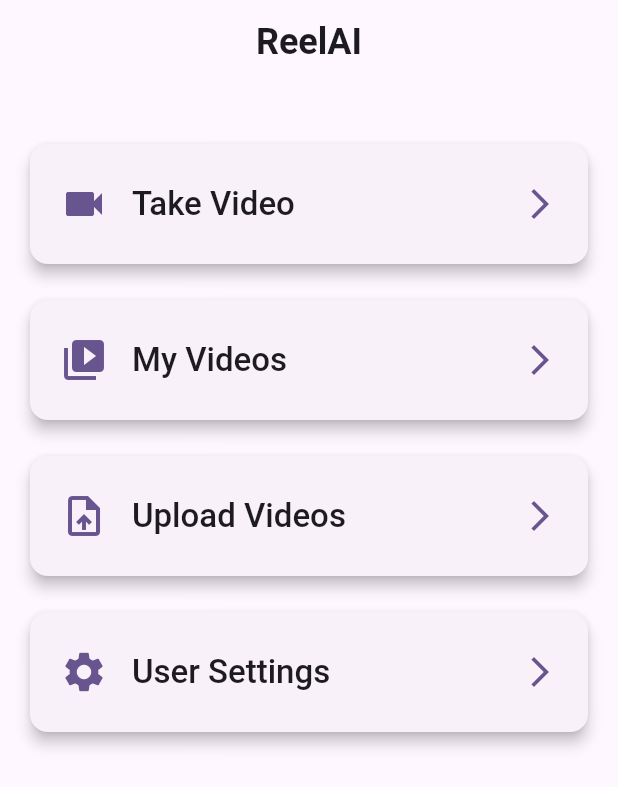
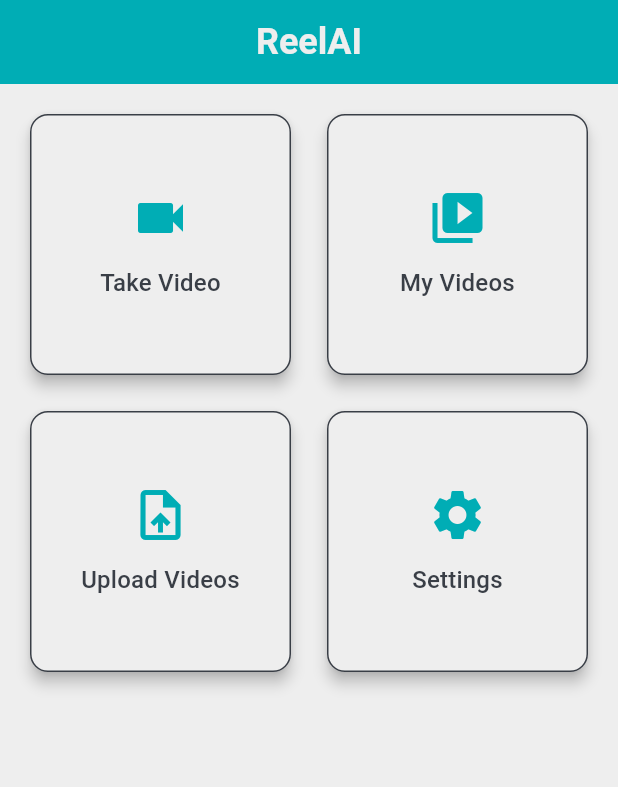
Before and after one commit to spginebaugh/ReelAI, a Flutter app: the HomeScreen screen opened by its route, on a phone screen of 412 x 824 dp. Shown: the top 787 px of the screen. Run offline on Flutter 3.47's test engine with Material 3 defaults, Android fonts, the light colour scheme and no system bars; our stand-ins replace camera, chewie, cloud_firestore, device_info_plus, file_picker, firebase_auth and 10 more; missing offline and left inert: firebase_app_check; accounts and stored records are empty; generated files the repository leaves out were written again.

Commit message:
updated theming

```diff
--- a/lib/main.dart
+++ b/lib/main.dart
@@ -3,9 +3,8 @@
 import 'package:flutter_riverpod/flutter_riverpod.dart';
 import 'package:flutter/services.dart';
 import 'package:reel_ai/router/app_router.dart';
-import 'package:reel_ai/screens/login_screen.dart';
-import 'package:reel_ai/state/auth_provider.dart';
 import 'package:firebase_app_check/firebase_app_check.dart';
+import 'package:reel_ai/utils/app_theme.dart';
 
 void main() async {
   WidgetsFlutterBinding.ensureInitialized();
@@ -33,14 +32,11 @@
   @override
   Widget build(BuildContext context, WidgetRef ref) {
     final router = ref.watch(appRouterProvider);
-    final authState = ref.watch(authStateProvider);
 
     return MaterialApp.router(
       title: 'Reel AI',
-      theme: ThemeData(
-        colorScheme: ColorScheme.fromSeed(seedColor: Colors.deepPurple),
-        useMaterial3: true,
-      ),
+      theme: AppTheme.lightTheme,
+      themeMode: ThemeMode.light, // Force light mode
       routerConfig: router,
     );
   }
--- a/lib/models/user.dart
+++ b/lib/models/user.dart
@@ -1,11 +1,19 @@
 import 'package:freezed_annotation/freezed_annotation.dart';
 import 'package:cloud_firestore/cloud_firestore.dart';
+import 'package:json_annotation/json_annotation.dart';
 
 part 'user.freezed.dart';
 part 'user.g.dart';
 
-DateTime _timestampFromJson(Timestamp timestamp) => timestamp.toDate();
-Timestamp _timestampToJson(DateTime dateTime) => Timestamp.fromDate(dateTime);
+class TimestampConverter implements JsonConverter<DateTime, Timestamp> {
+  const TimestampConverter();
+
+  @override
+  DateTime fromJson(Timestamp timestamp) => timestamp.toDate();
+
+  @override
+  Timestamp toJson(DateTime date) => Timestamp.fromDate(date);
+}
 
 @freezed
 class User with _$User {
@@ -18,12 +26,8 @@
     String? profileThumbnailUrl,
     @Default(false) bool isDeleted,
     String? deletedAt,
-    @JsonKey(
-      fromJson: _timestampFromJson,
-      toJson: _timestampToJson,
-    )
-    required DateTime createdAt,
-    DateTime? updatedAt,
+    @TimestampConverter() required DateTime createdAt,
+    @TimestampConverter() DateTime? updatedAt,
   }) = _User;
 
   factory User.fromJson(Map<String, dynamic> json) => _$UserFromJson(json);
--- a/lib/models/video.dart
+++ b/lib/models/video.dart
@@ -1,8 +1,19 @@
 import 'package:freezed_annotation/freezed_annotation.dart';
 import 'package:cloud_firestore/cloud_firestore.dart';
+import 'package:json_annotation/json_annotation.dart';
 
 part 'video.freezed.dart';
 part 'video.g.dart';
+
+class TimestampConverter implements JsonConverter<DateTime, Timestamp> {
+  const TimestampConverter();
+
+  @override
+  DateTime fromJson(Timestamp timestamp) => timestamp.toDate();
+
+  @override
+  Timestamp toJson(DateTime date) => Timestamp.fromDate(date);
+}
 
 @freezed
 class Video with _$Video {
@@ -15,11 +26,7 @@
     String? description,
     required String videoUrl,
     String? thumbnailUrl,
-    @JsonKey(
-      fromJson: Video._timestampFromJson,
-      toJson: Video._timestampToJson,
-    )
-    required DateTime uploadTime,
+    @TimestampConverter() required DateTime uploadTime,
     @Default('public') String privacy,
     @Default(0) int likesCount,
     @Default(0) int commentsCount,
@@ -27,16 +34,4 @@
   }) = _Video;
 
   factory Video.fromJson(Map<String, dynamic> json) => _$VideoFromJson(json);
-
-  static DateTime _timestampFromJson(dynamic timestamp) {
-    if (timestamp is Timestamp) {
-      return timestamp.toDate();
-    } else if (timestamp is String) {
-      return DateTime.parse(timestamp);
-    }
-    throw Exception('Invalid timestamp format');
-  }
-
-  static dynamic _timestampToJson(DateTime dateTime) =>
-      Timestamp.fromDate(dateTime);
 }
--- a/lib/router/app_router.dart
+++ b/lib/router/app_router.dart
@@ -13,7 +13,6 @@
 import '../screens/upload_screen.dart';
 import '../screens/video_screen.dart';
 import '../state/auth_provider.dart';
-import '../state/video_provider.dart';
 import 'route_names.dart';
 import 'route_paths.dart';
 
@@ -84,7 +83,6 @@
         path: RoutePaths.video,
         name: RouteNames.video,
         builder: (context, state) {
-          final videoId = state.pathParameters['id']!;
           final videoUrl = state.extra as String?;
           if (videoUrl == null) {
             // If videoUrl is not provided in extra, fetch it using the ID
@@ -98,7 +96,6 @@
         path: RoutePaths.editVideo,
         name: RouteNames.editVideo,
         builder: (context, state) {
-          final videoId = state.pathParameters['id']!;
           final video = state.extra as Video?;
           if (video == null) {
             // If video is not provided in extra, fetch it using the ID
--- a/lib/screens/camera_screen.dart
+++ b/lib/screens/camera_screen.dart
@@ -6,13 +6,8 @@
 import 'package:flutter_hooks/flutter_hooks.dart';
 import 'package:hooks_riverpod/hooks_riverpod.dart';
 import '../services/permissions_service.dart';
-import '../state/video_provider.dart';
 import '../state/user_provider.dart';
-import '../models/video.dart';
-import '../screens/edit_video_screen.dart';
 import '../widgets/error_text.dart';
-import 'package:uuid/uuid.dart';
-import '../constants/assets.dart';
 import '../screens/uploading_screen.dart';
 
 class CameraScreen extends HookConsumerWidget {
--- a/lib/screens/home_screen.dart
+++ b/lib/screens/home_screen.dart
@@ -1,34 +1,16 @@
 import 'package:flutter/material.dart';
 import 'package:flutter_riverpod/flutter_riverpod.dart';
 import 'package:go_router/go_router.dart';
-import '../state/video_provider.dart';
-import '../widgets/video_card.dart';
-import '../models/video.dart';
 import '../router/route_names.dart';
-import '../router/route_paths.dart';
+import '../utils/app_theme.dart';
 
 class HomeScreen extends ConsumerWidget {
   const HomeScreen({super.key});
 
   @override
   Widget build(BuildContext context, WidgetRef ref) {
-    return Scaffold(
-      appBar: AppBar(
-        title: const Text(
-          'ReelAI',
-          style: TextStyle(
-            fontSize: 24,
-            fontWeight: FontWeight.bold,
-          ),
-        ),
-        centerTitle: true,
-      ),
-      body: Padding(
-        padding: const EdgeInsets.all(16.0),
-        child: Column(
-          children: [
-            const SizedBox(height: 20),
-            _MenuCard(
+    final menuItems = [
+      _MenuItem(
         title: 'Take Video',
         icon: Icons.videocam,
         onTap: () async {
@@ -42,33 +24,51 @@
           }
         },
       ),
-            const SizedBox(height: 16),
-            _MenuCard(
+      _MenuItem(
         title: 'My Videos',
         icon: Icons.video_library,
         onTap: () => context.pushNamed(RouteNames.myVideos),
       ),
-            const SizedBox(height: 16),
-            _MenuCard(
+      _MenuItem(
         title: 'Upload Videos',
         icon: Icons.upload_file,
         onTap: () => context.pushNamed(RouteNames.upload),
       ),
-            const SizedBox(height: 16),
-            _MenuCard(
-              title: 'User Settings',
+      _MenuItem(
+        title: 'Settings',
         icon: Icons.settings,
         onTap: () => context.pushNamed(RouteNames.settings),
       ),
-          ],
+    ];
+
+    return Scaffold(
+      appBar: AppBar(
+        title: const Text(
+          'ReelAI',
+          style: TextStyle(
+            fontSize: 24,
+            fontWeight: FontWeight.bold,
           ),
+        ),
+        centerTitle: true,
+      ),
+      body: GridView.builder(
+        padding: const EdgeInsets.all(16),
+        gridDelegate: const SliverGridDelegateWithFixedCrossAxisCount(
+          crossAxisCount: 2,
+          mainAxisSpacing: 16,
+          crossAxisSpacing: 16,
+          childAspectRatio: 1, // Square tiles
+        ),
+        itemCount: menuItems.length,
+        itemBuilder: (context, index) => _MenuCard(item: menuItems[index]),
       ),
     );
   }
 }
 
-class _MenuCard extends StatelessWidget {
-  const _MenuCard({
+class _MenuItem {
+  const _MenuItem({
     required this.title,
     required this.icon,
     required this.onTap,
@@ -77,43 +77,48 @@
   final String title;
   final IconData icon;
   final VoidCallback onTap;
+}
+
+class _MenuCard extends StatelessWidget {
+  const _MenuCard({
+    required this.item,
+  });
+
+  final _MenuItem item;
 
   @override
   Widget build(BuildContext context) {
     return Card(
       elevation: 4,
+      color: AppColors.lightBackground,
       shape: RoundedRectangleBorder(
         borderRadius: BorderRadius.circular(12),
+        side: BorderSide(
+          color: AppColors.surfaceColor,
+          width: 1,
+        ),
       ),
       child: InkWell(
-        onTap: onTap,
+        onTap: item.onTap,
         borderRadius: BorderRadius.circular(12),
-        child: Padding(
-          padding: const EdgeInsets.symmetric(
-            horizontal: 20,
-            vertical: 24,
-          ),
-          child: Row(
+        child: Column(
+          mainAxisAlignment: MainAxisAlignment.center,
           children: [
             Icon(
-                icon,
-                size: 32,
+              item.icon,
+              size: 40,
               color: Theme.of(context).primaryColor,
             ),
-              const SizedBox(width: 16),
+            const SizedBox(height: 12),
             Text(
-                title,
-                style: Theme.of(context).textTheme.titleLarge?.copyWith(
+              item.title,
+              style: Theme.of(context).textTheme.titleMedium?.copyWith(
                     fontWeight: FontWeight.w500,
+                    color: AppColors.surfaceColor,
                   ),
-              ),
-              const Spacer(),
-              Icon(
-                Icons.arrow_forward_ios,
-                color: Theme.of(context).primaryColor,
+              textAlign: TextAlign.center,
             ),
           ],
-          ),
         ),
       ),
     );
--- a/lib/screens/my_videos_screen.dart
+++ b/lib/screens/my_videos_screen.dart
@@ -28,6 +28,7 @@
             data: (videos) => videos.isEmpty
                 ? const Center(child: Text('No videos yet'))
                 : ListView.builder(
+                    padding: EdgeInsets.zero,
                     itemCount: videos.length,
                     itemBuilder: (context, index) =>
                         VideoCard(video: videos[index]),
--- a/lib/screens/settings_screen.dart
+++ b/lib/screens/settings_screen.dart
@@ -5,6 +5,7 @@
 import '../state/user_provider.dart';
 import '../state/auth_provider.dart';
 import '../widgets/error_text.dart';
+import '../utils/app_theme.dart';
 
 class SettingsScreen extends HookConsumerWidget {
   const SettingsScreen({super.key});
@@ -78,6 +79,14 @@
                   if (errorMessage.value != null)
                     ErrorText(message: errorMessage.value!),
                   Card(
+                    color: AppColors.lightBackground,
+                    shape: RoundedRectangleBorder(
+                      borderRadius: BorderRadius.circular(12),
+                      side: BorderSide(
+                        color: AppColors.surfaceColor,
+                        width: 1,
+                      ),
+                    ),
                     child: Padding(
                       padding: const EdgeInsets.all(16.0),
                       child: Column(
--- a/lib/screens/upload_screen.dart
+++ b/lib/screens/upload_screen.dart
@@ -3,11 +3,9 @@
 import 'package:hooks_riverpod/hooks_riverpod.dart';
 import 'package:flutter_hooks/flutter_hooks.dart';
 import 'package:file_picker/file_picker.dart';
-import 'package:uuid/uuid.dart';
 import '../services/permissions_service.dart';
 import '../state/video_provider.dart';
 import '../state/user_provider.dart';
-import '../models/video.dart';
 import '../widgets/error_text.dart';
 import '../constants/assets.dart';
 
--- a/lib/services/auth_service.dart
+++ b/lib/services/auth_service.dart
@@ -1,8 +1,6 @@
 import 'package:firebase_auth/firebase_auth.dart';
 import 'package:flutter_riverpod/flutter_riverpod.dart';
-import 'package:reel_ai/models/user.dart' as app;
 import 'package:reel_ai/state/user_provider.dart';
-import 'package:flutter/foundation.dart';
 
 final authServiceProvider = Provider<AuthService>((ref) => AuthService(ref));
 
--- /dev/null
+++ b/lib/utils/app_theme.dart
@@ -0,0 +1,131 @@
+import 'package:flutter/material.dart';
+
+/// App color palette
+class AppColors {
+  // Private constructor to prevent instantiation
+  AppColors._();
+
+  static const Color darkBackground = Color(0xFF222831);
+  static const Color surfaceColor = Color(0xFF393E46);
+  static const Color primary = Color(0xFF00ADB5);
+  static const Color lightBackground = Color(0xFFEEEEEE);
+
+  // Additional semantic colors
+  static const Color error = Colors.redAccent;
+  static const Color success = Colors.greenAccent;
+  static const Color warning = Colors.orangeAccent;
+}
+
+/// App theme configuration
+class AppTheme {
+  // Private constructor to prevent instantiation
+  AppTheme._();
+
+  /// Light theme
+  static final ThemeData lightTheme = ThemeData(
+    useMaterial3: true,
+    brightness: Brightness.light,
+    colorScheme: ColorScheme.light(
+      primary: AppColors.primary,
+      surface: AppColors.surfaceColor,
+      background: AppColors.lightBackground,
+      error: AppColors.error,
+    ),
+    scaffoldBackgroundColor: AppColors.lightBackground,
+    appBarTheme: AppBarTheme(
+      backgroundColor: AppColors.primary,
+      foregroundColor: AppColors.lightBackground,
+      elevation: 0,
+    ),
+    cardTheme: CardTheme(
+      color: AppColors.surfaceColor,
+      elevation: 2,
+    ),
+    textTheme: TextTheme(
+      titleLarge: TextStyle(color: AppColors.darkBackground),
+      titleMedium: TextStyle(color: AppColors.darkBackground),
+      bodyLarge: TextStyle(color: AppColors.darkBackground),
+      bodyMedium: TextStyle(color: AppColors.darkBackground),
+    ),
+    inputDecorationTheme: InputDecorationTheme(
+      filled: true,
+      fillColor: AppColors.surfaceColor.withOpacity(0.1),
+      border: OutlineInputBorder(
+        borderSide: BorderSide(color: AppColors.primary),
+        borderRadius: BorderRadius.circular(8),
+      ),
+      enabledBorder: OutlineInputBorder(
+        borderSide: BorderSide(color: AppColors.surfaceColor),
+        borderRadius: BorderRadius.circular(8),
+      ),
+      focusedBorder: OutlineInputBorder(
+        borderSide: BorderSide(color: AppColors.primary),
+        borderRadius: BorderRadius.circular(8),
+      ),
+    ),
+    elevatedButtonTheme: ElevatedButtonThemeData(
+      style: ElevatedButton.styleFrom(
+        backgroundColor: AppColors.primary,
+        foregroundColor: AppColors.lightBackground,
+        padding: const EdgeInsets.symmetric(horizontal: 16, vertical: 12),
+        shape: RoundedRectangleBorder(
+          borderRadius: BorderRadius.circular(8),
+        ),
+      ),
+    ),
+  );
+
+  /// Dark theme
+  static final ThemeData darkTheme = ThemeData(
+    useMaterial3: true,
+    brightness: Brightness.dark,
+    colorScheme: ColorScheme.dark(
+      primary: AppColors.primary,
+      surface: AppColors.surfaceColor,
+      background: AppColors.darkBackground,
+      error: AppColors.error,
+    ),
+    scaffoldBackgroundColor: AppColors.darkBackground,
+    appBarTheme: AppBarTheme(
+      backgroundColor: AppColors.surfaceColor,
+      foregroundColor: AppColors.lightBackground,
+      elevation: 0,
+    ),
+    cardTheme: CardTheme(
+      color: AppColors.surfaceColor,
+      elevation: 2,
+    ),
+    textTheme: TextTheme(
+      titleLarge: TextStyle(color: AppColors.lightBackground),
+      titleMedium: TextStyle(color: AppColors.lightBackground),
+      bodyLarge: TextStyle(color: AppColors.lightBackground),
+      bodyMedium: TextStyle(color: AppColors.lightBackground),
+    ),
+    inputDecorationTheme: InputDecorationTheme(
+      filled: true,
+      fillColor: AppColors.surfaceColor.withOpacity(0.1),
+      border: OutlineInputBorder(
+        borderSide: BorderSide(color: AppColors.primary),
+        borderRadius: BorderRadius.circular(8),
+      ),
+      enabledBorder: OutlineInputBorder(
+        borderSide: BorderSide(color: AppColors.surfaceColor),
+        borderRadius: BorderRadius.circular(8),
+      ),
+      focusedBorder: OutlineInputBorder(
+        borderSide: BorderSide(color: AppColors.primary),
+        borderRadius: BorderRadius.circular(8),
+      ),
+    ),
+    elevatedButtonTheme: ElevatedButtonThemeData(
+      style: ElevatedButton.styleFrom(
+        backgroundColor: AppColors.primary,
+        foregroundColor: AppColors.lightBackground,
+        padding: const EdgeInsets.symmetric(horizontal: 16, vertical: 12),
+        shape: RoundedRectangleBorder(
+          borderRadius: BorderRadius.circular(8),
+        ),
+      ),
+    ),
+  );
+}
--- a/lib/widgets/video_card.dart
+++ b/lib/widgets/video_card.dart
@@ -2,6 +2,7 @@
 import 'package:go_router/go_router.dart';
 import '../models/video.dart';
 import '../router/route_names.dart';
+import '../utils/app_theme.dart';
 
 class VideoCard extends StatelessWidget {
   final Video video;
@@ -10,17 +11,39 @@
   @override
   Widget build(BuildContext context) {
     return Card(
-      margin: const EdgeInsets.all(8.0),
+      margin: EdgeInsets.zero,
+      elevation: 4,
+      color: AppColors.lightBackground,
+      shape: Border(
+        bottom: BorderSide(
+          color: AppColors.surfaceColor,
+          width: 1,
+        ),
+      ),
       child: ListTile(
-        title: Text(video.title),
-        subtitle: Text('Uploaded on: ${video.uploadTime.toLocal()}'),
+        contentPadding:
+            const EdgeInsets.symmetric(horizontal: 20, vertical: 16),
+        title: Text(
+          video.title,
+          style: Theme.of(context).textTheme.titleMedium?.copyWith(
+                fontWeight: FontWeight.w500,
+                color: AppColors.surfaceColor,
+              ),
+        ),
+        subtitle: Text(
+          'Uploaded on: ${video.uploadTime.toLocal()}',
+          style: TextStyle(color: AppColors.surfaceColor.withOpacity(0.8)),
+        ),
         onTap: () => context.pushNamed(
           RouteNames.video,
           pathParameters: {'id': video.id},
           extra: video.videoUrl,
         ),
         trailing: IconButton(
-          icon: const Icon(Icons.edit),
+          icon: Icon(
+            Icons.edit,
+            color: Theme.of(context).primaryColor,
+          ),
           onPressed: () => context.pushNamed(
             RouteNames.editVideo,
             pathParameters: {'id': video.id},
```
Also changed, not shown: lib/models/user.freezed.dart, lib/models/user.g.dart, lib/models/video.freezed.dart, lib/models/video.g.dart, lib/router/app_router.g.dart. Lines whose indentation alone changed are shown as unchanged.
